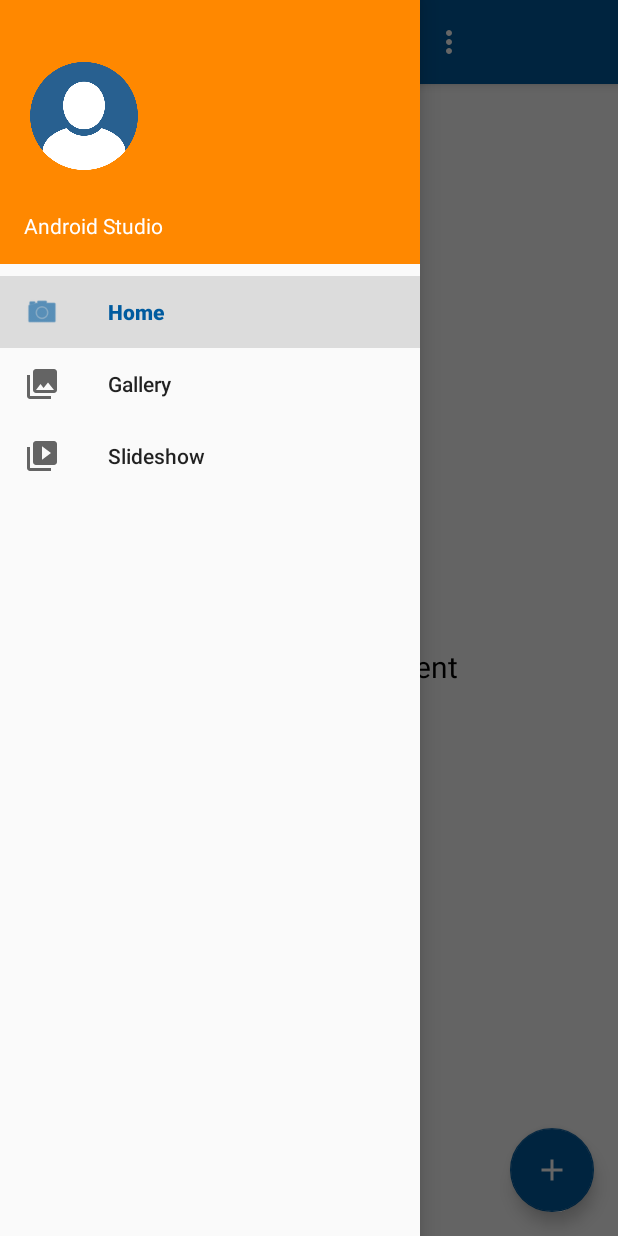
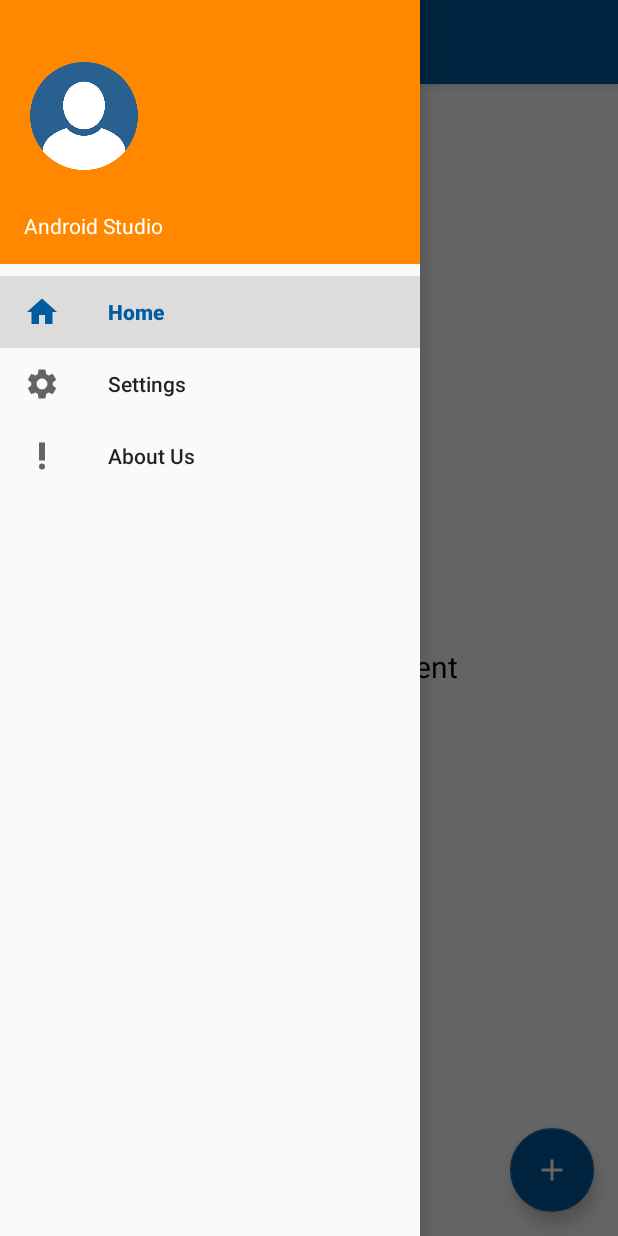
Before and after one commit to IBILL98/E_Debt_Book, an Android app: the CustomerMain screen opened directly, with no data from a screen before it, with the side drawer open, on a phone screen of 412 x 824 dp. Run offline under Robolectric (Android 15) with nearby library versions, the phone set to English and light mode, and no system bars; our stand-ins replace Firebase (no records; nobody signed in at launch, a user with empty details on screens opened directly), navigation-ui; Roboto replaces fonts that are not available here.

Commit message:
Main Customer Edited

```diff
--- a/app/src/main/java/com/example/e_debt_book/CustomerMain.java
+++ b/app/src/main/java/com/example/e_debt_book/CustomerMain.java
@@ -79,12 +79,12 @@
 
     }
 
-    @Override
-    public boolean onCreateOptionsMenu(Menu menu) {
-        // Inflate the menu; this adds items to the action bar if it is present.
-        getMenuInflater().inflate(R.menu.customer_main, menu);
-        return true;
-    }
+//    @Override
+//    public boolean onCreateOptionsMenu(Menu menu) {
+//        // Inflate the menu; this adds items to the action bar if it is present.
+//        getMenuInflater().inflate(R.menu.customer_main, menu);
+//        return true;
+//    }
 
     @Override
     public boolean onSupportNavigateUp() {
--- a/app/src/main/java/com/example/e_debt_book/ui/aboutus/AboutUsFragment.java
+++ b/app/src/main/java/com/example/e_debt_book/ui/aboutus/AboutUsFragment.java
@@ -22,7 +22,7 @@
                              ViewGroup container, Bundle savedInstanceState) {
         aboutUsViewModel =
                 new ViewModelProvider(this).get(AboutUsViewModel.class);
-        View root = inflater.inflate(R.layout.fragment_slideshow, container, false);
+        View root = inflater.inflate(R.layout.fragment_aboutus, container, false);
         final TextView textView = root.findViewById(R.id.text_slideshow);
         aboutUsViewModel.getText().observe(getViewLifecycleOwner(), new Observer<String>() {
             @Override
--- a/app/src/main/res/drawable/ic_baseline_account_circle_24.xml
+++ b/app/src/main/res/drawable/account_icon.xml
@@ -1,3 +1,4 @@
+
 <vector android:autoMirrored="true" android:height="24dp"
     android:tint="#F24405" android:viewportHeight="24"
     android:viewportWidth="24" android:width="24dp" xmlns:android="http://schemas.android.com/apk/res/android">
--- /dev/null
+++ b/app/src/main/res/drawable/home_icon.xml
@@ -0,0 +1,5 @@
+<vector android:autoMirrored="true" android:height="24dp"
+    android:tint="#005B9F" android:viewportHeight="24"
+    android:viewportWidth="24" android:width="24dp" xmlns:android="http://schemas.android.com/apk/res/android">
+    <path android:fillColor="@android:color/white" android:pathData="M10,20v-6h4v6h5v-8h3L12,3 2,12h3v8z"/>
+</vector>
--- /dev/null
+++ b/app/src/main/res/drawable/priority_icon.xml
@@ -0,0 +1,6 @@
+<vector android:autoMirrored="true" android:height="24dp"
+    android:tint="#005B9F" android:viewportHeight="24"
+    android:viewportWidth="24" android:width="24dp" xmlns:android="http://schemas.android.com/apk/res/android">
+    <path android:fillColor="@android:color/white" android:pathData="M12,19m-2,0a2,2 0,1 1,4 0a2,2 0,1 1,-4 0"/>
+    <path android:fillColor="@android:color/white" android:pathData="M10,3h4v12h-4z"/>
+</vector>
--- /dev/null
+++ b/app/src/main/res/drawable/settings_icon.xml
@@ -0,0 +1,5 @@
+<vector android:autoMirrored="true" android:height="24dp"
+    android:tint="#005B9F" android:viewportHeight="24"
+    android:viewportWidth="24" android:width="24dp" xmlns:android="http://schemas.android.com/apk/res/android">
+    <path android:fillColor="@android:color/white" android:pathData="M19.14,12.94c0.04,-0.3 0.06,-0.61 0.06,-0.94c0,-0.32 -0.02,-0.64 -0.07,-0.94l2.03,-1.58c0.18,-0.14 0.23,-0.41 0.12,-0.61l-1.92,-3.32c-0.12,-0.22 -0.37,-0.29 -0.59,-0.22l-2.39,0.96c-0.5,-0.38 -1.03,-0.7 -1.62,-0.94L14.4,2.81c-0.04,-0.24 -0.24,-0.41 -0.48,-0.41h-3.84c-0.24,0 -0.43,0.17 -0.47,0.41L9.25,5.35C8.66,5.59 8.12,5.92 7.63,6.29L5.24,5.33c-0.22,-0.08 -0.47,0 -0.59,0.22L2.74,8.87C2.62,9.08 2.66,9.34 2.86,9.48l2.03,1.58C4.84,11.36 4.8,11.69 4.8,12s0.02,0.64 0.07,0.94l-2.03,1.58c-0.18,0.14 -0.23,0.41 -0.12,0.61l1.92,3.32c0.12,0.22 0.37,0.29 0.59,0.22l2.39,-0.96c0.5,0.38 1.03,0.7 1.62,0.94l0.36,2.54c0.05,0.24 0.24,0.41 0.48,0.41h3.84c0.24,0 0.44,-0.17 0.47,-0.41l0.36,-2.54c0.59,-0.24 1.13,-0.56 1.62,-0.94l2.39,0.96c0.22,0.08 0.47,0 0.59,-0.22l1.92,-3.32c0.12,-0.22 0.07,-0.47 -0.12,-0.61L19.14,12.94zM12,15.6c-1.98,0 -3.6,-1.62 -3.6,-3.6s1.62,-3.6 3.6,-3.6s3.6,1.62 3.6,3.6S13.98,15.6 12,15.6z"/>
+</vector>
--- a/app/src/main/res/layout/activity_add_new_debt.xml
+++ b/app/src/main/res/layout/activity_add_new_debt.xml
@@ -63,7 +63,7 @@
                     android:layout_height="match_parent"
                     android:background="#F3F3F3"
                     android:contentDescription="TODO"
-                    app:srcCompat="@drawable/ic_baseline_search_24" />
+                    app:srcCompat="@drawable/search_icon" />
             </LinearLayout>
 
             <LinearLayout
@@ -83,7 +83,7 @@
                         android:layout_width="120dp"
                         android:layout_height="wrap_content"
                         android:layout_weight="1"
-                        tools:srcCompat="@drawable/ic_baseline_account_circle_24" />
+                        tools:srcCompat="@drawable/account_icon" />
                 </LinearLayout>
 
                 <LinearLayout
--- a/app/src/main/res/layout/activity_my_customers.xml
+++ b/app/src/main/res/layout/activity_my_customers.xml
@@ -43,7 +43,7 @@
                 app:backgroundTint="#005B9F"
                 app:layout_constraintBottom_toBottomOf="parent"
                 app:layout_constraintEnd_toEndOf="parent"
-                app:srcCompat="@drawable/ic_baseline_add_24"
+                app:srcCompat="@drawable/add_icon"
                 tools:ignore="VectorDrawableCompat" />
 
             <ListView
--- a/app/src/main/res/layout/app_bar_customer_main.xml
+++ b/app/src/main/res/layout/app_bar_customer_main.xml
@@ -23,14 +23,6 @@
                 android:background="#005B9F"
                 app:popupTheme="@style/AppTheme.AppBarOverlay" />
 
-            <ImageButton
-                android:id="@+id/imageButton"
-                android:layout_width="match_parent"
-                android:layout_height="match_parent"
-                android:background="#005B9F"
-                app:srcCompat="@drawable/ic_baseline_search_24"
-                android:contentDescription="@string/todo"
-                tools:ignore="VectorDrawableCompat" />
         </LinearLayout>
 
     </com.google.android.material.appbar.AppBarLayout>
@@ -47,7 +39,7 @@
         android:layout_margin="@dimen/fab_margin"
         android:contentDescription="@string/emaill"
         app:backgroundTint="#005B9F"
-        app:srcCompat="@drawable/ic_baseline_add_24"
+        app:srcCompat="@drawable/add_icon"
         tools:ignore="VectorDrawableCompat" />
 
 </androidx.coordinatorlayout.widget.CoordinatorLayout>
--- a/app/src/main/res/menu/activity_main_drawer.xml
+++ b/app/src/main/res/menu/activity_main_drawer.xml
@@ -6,15 +6,15 @@
     <group android:checkableBehavior="single">
         <item
             android:id="@+id/nav_home"
-            android:icon="@drawable/ic_menu_camera"
-            android:title="@string/menu_home" />
+            android:icon="@drawable/home_icon"
+            android:title="@string/menu_customer_home" />
         <item
             android:id="@+id/nav_gallery"
-            android:icon="@drawable/ic_menu_gallery"
-            android:title="@string/menu_gallery" />
+            android:icon="@drawable/settings_icon"
+            android:title="@string/menu_customer_settings" />
         <item
             android:id="@+id/nav_slideshow"
-            android:icon="@drawable/ic_menu_slideshow"
-            android:title="@string/menu_slideshow" />
+            android:icon="@drawable/priority_icon"
+            android:title="@string/menu_aboutus" />
     </group>
 </menu>
--- a/app/src/main/res/menu/customer_main.xml
+++ /dev/null
@@ -1,9 +0,0 @@
-<?xml version="1.0" encoding="utf-8"?>
-<menu xmlns:android="http://schemas.android.com/apk/res/android"
-    xmlns:app="http://schemas.android.com/apk/res-auto">
-    <item
-        android:id="@+id/action_settings"
-        android:orderInCategory="100"
-        android:title="@string/action_settings"
-        app:showAsAction="never" />
-</menu>
--- a/app/src/main/res/navigation/mobile_navigation.xml
+++ b/app/src/main/res/navigation/mobile_navigation.xml
@@ -8,18 +8,18 @@
     <fragment
         android:id="@+id/nav_home"
         android:name="com.example.e_debt_book.ui.customerHome.CustomerHomeFragment"
-        android:label="@string/menu_home"
+        android:label="@string/menu_customer_home"
         tools:layout="@layout/fragment_customer_home" />
 
     <fragment
         android:id="@+id/nav_gallery"
         android:name="com.example.e_debt_book.ui.customerSettings.SettingCustomerFragment"
-        android:label="@string/menu_gallery"
+        android:label="@string/menu_customer_settings"
         tools:layout="@layout/fragment_customer_setting" />
 
     <fragment
         android:id="@+id/nav_slideshow"
         android:name="com.example.e_debt_book.ui.aboutus.AboutUsFragment"
-        android:label="@string/menu_slideshow"
-        tools:layout="@layout/fragment_slideshow" />
+        android:label="@string/menu_aboutus"
+        tools:layout="@layout/fragment_aboutus" />
 </navigation>
--- a/app/src/main/res/values/strings.xml
+++ b/app/src/main/res/values/strings.xml
@@ -10,9 +10,9 @@
     <string name="nav_header_desc">Navigation header</string>
     <string name="action_settings">Settings</string>
 
-    <string name="menu_home">Home</string>
-    <string name="menu_gallery">Gallery</string>
-    <string name="menu_slideshow">Slideshow</string>
+    <string name="menu_customer_home">Home</string>
+    <string name="menu_customer_settings">Settings</string>
+    <string name="menu_aboutus">About Us</string>
     <string name="number_verification_enter_your_number_text_view">Enter your verification code please</string>
     <string name="number_verification_send_code_button">Send Code</string>
     <string name="number_verification_verify_button">Verify</string>
```
Also changed, not shown: app/src/main/res/drawable/add_icon.xml (renamed from app/src/main/res/drawable/ic_baseline_add_24.xml), app/src/main/res/drawable/search_icon.xml (renamed from app/src/main/res/drawable/ic_baseline_search_24.xml), app/src/main/res/layout/fragment_aboutus.xml (renamed from app/src/main/res/layout/fragment_slideshow.xml).
